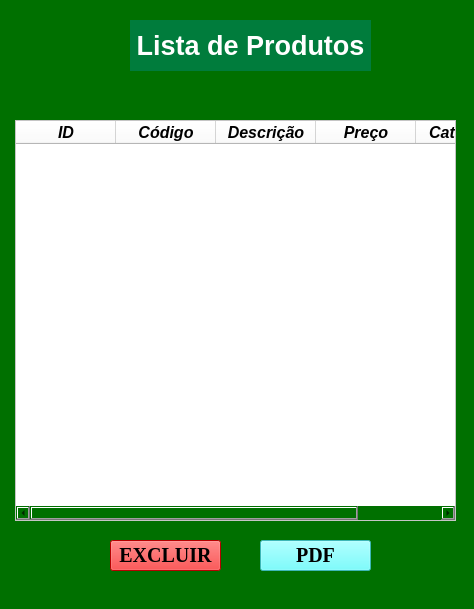
Before: the Qt Designer form listagem.ui in Wilderick-Souza/Sistema-Python-MySQL, drawn with Qt 5.
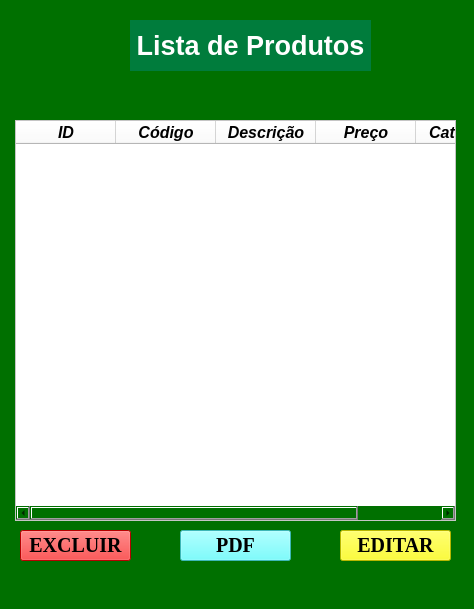
After: the same form once the commit is applied.

Diff of the .ui file:
```diff
--- a/listagem.ui
+++ b/listagem.ui
@@ -139,8 +139,8 @@
    <widget class="QPushButton" name="pushButton">
     <property name="geometry">
      <rect>
-      <x>260</x>
-      <y>540</y>
+      <x>180</x>
+      <y>530</y>
       <width>111</width>
       <height>31</height>
      </rect>
@@ -163,8 +163,8 @@
    <widget class="QPushButton" name="pushButton_2">
     <property name="geometry">
      <rect>
-      <x>110</x>
-      <y>540</y>
+      <x>20</x>
+      <y>530</y>
       <width>111</width>
       <height>31</height>
      </rect>
@@ -185,6 +185,30 @@
      <string>EXCLUIR</string>
     </property>
    </widget>
+   <widget class="QPushButton" name="pushButton_3">
+    <property name="geometry">
+     <rect>
+      <x>340</x>
+      <y>530</y>
+      <width>111</width>
+      <height>31</height>
+     </rect>
+    </property>
+    <property name="font">
+     <font>
+      <family>Times New Roman</family>
+      <pointsize>15</pointsize>
+      <weight>75</weight>
+      <bold>true</bold>
+     </font>
+    </property>
+    <property name="styleSheet">
+     <string notr="true">background-color: rgb(255, 255, 0);</string>
+    </property>
+    <property name="text">
+     <string>EDITAR</string>
+    </property>
+   </widget>
   </widget>
   <widget class="QMenuBar" name="menubar">
    <property name="geometry">
```
